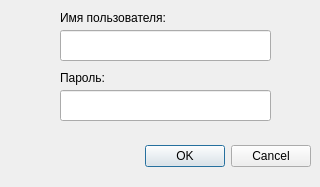
Old version of the form system/gui/login.ui in the repository Coola4kov/my_mess.
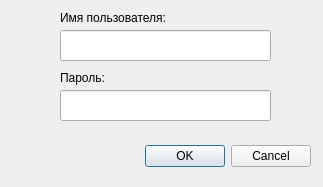
New version of the form.

```diff
--- a/system/gui/login.ui
+++ b/system/gui/login.ui
@@ -9,7 +9,7 @@
    <rect>
     <x>0</x>
     <y>0</y>
-    <width>320</width>
+    <width>323</width>
     <height>187</height>
    </rect>
   </property>
```
